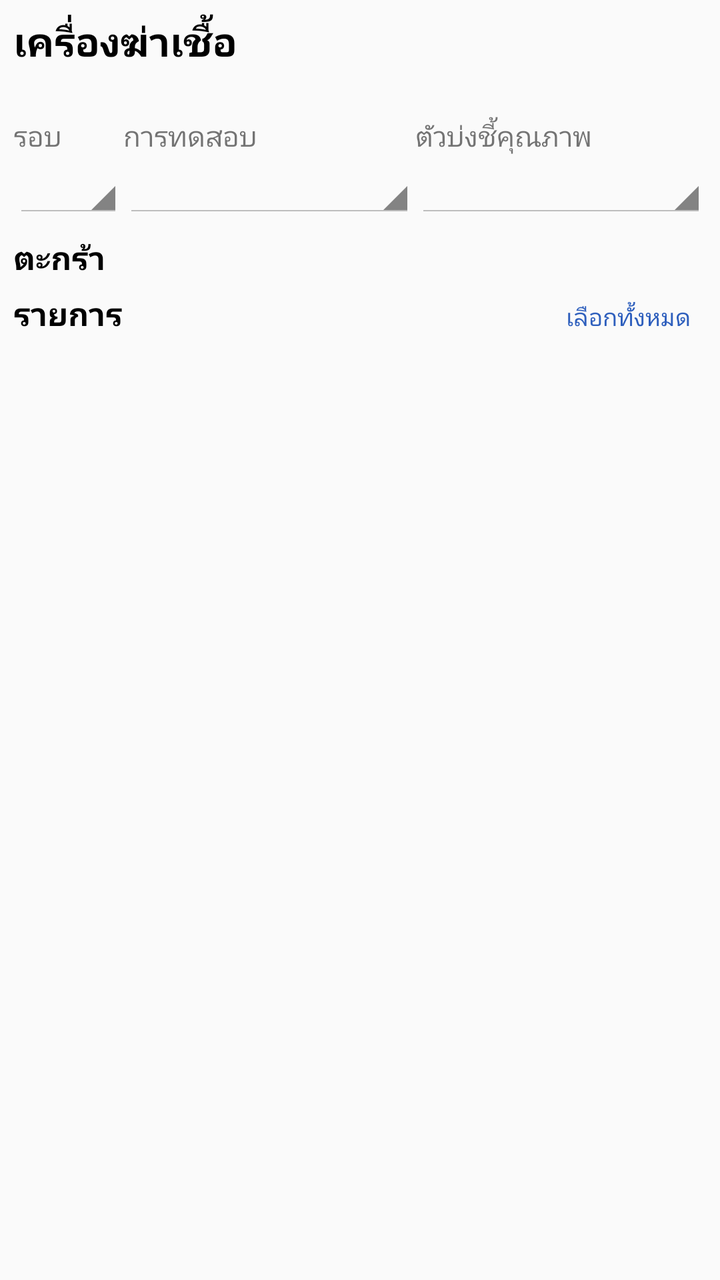
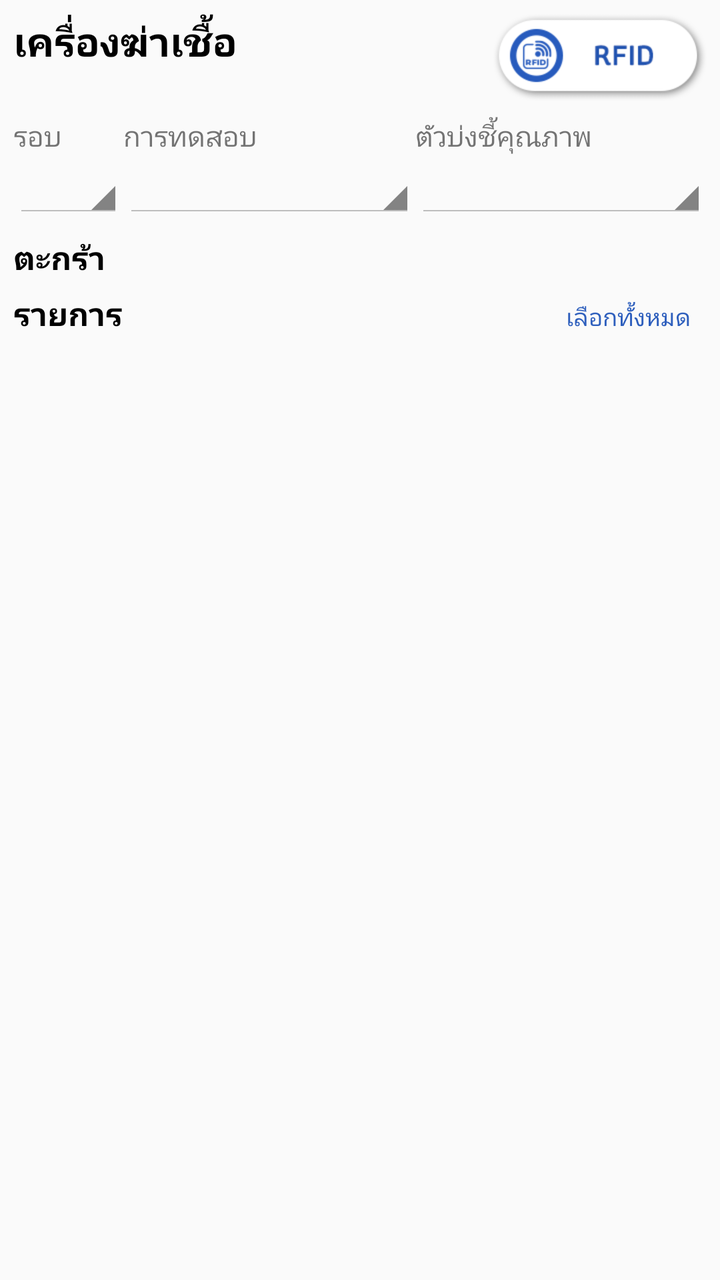

Two renders of the same Android screen: before a commit and after it. Below are the layout's source before the change and the commit's diff.
<!-- AndroidManifest.xml: activity theme Theme.AppCompat.Light.NoActionBar -->
<!-- res/layout/activity_sterile.xml -->
<?xml version="1.0" encoding="utf-8"?>
<RelativeLayout xmlns:android="http://schemas.android.com/apk/res/android"
    xmlns:app="http://schemas.android.com/apk/res-auto"
    xmlns:tools="http://schemas.android.com/tools"
    android:layout_width="match_parent"
    android:layout_height="match_parent"
    android:orientation="vertical"
    tools:context=".Menu_Sterile.SterileActivity">

    <LinearLayout
        android:layout_width="match_parent"
        android:layout_height="match_parent"
        android:orientation="vertical">

        <LinearLayout
            android:layout_width="match_parent"
            android:layout_height="match_parent"
            android:layout_margin="20px"
            android:layout_weight="1"
            android:orientation="vertical">

            <LinearLayout
                android:layout_width="match_parent"
                android:layout_height="wrap_content"
                android:orientation="vertical">

                <TextView
                    android:id="@+id/title_test"
                    android:layout_width="wrap_content"
                    android:layout_height="match_parent"
                    android:layout_weight="1"
                    android:gravity="center_vertical"
                    android:text="ทดสอบโปรแกรมฆ่าเชื้อ"
                    android:textColor="@color/black"
                    android:textSize="20sp"
                    android:textStyle="bold"
                    android:visibility="gone" />

                <TextView
                    android:id="@+id/title_1"
                    android:layout_width="wrap_content"
                    android:layout_height="match_parent"
                    android:layout_weight="1"
                    android:gravity="center_vertical"
                    android:text="เครื่องฆ่าเชื้อ"
                    android:textColor="@color/black"
                    android:textSize="20sp"
                    android:textStyle="bold" />

                <LinearLayout
                    android:layout_width="match_parent"
                    android:layout_height="match_parent"
                    android:layout_weight="1"
                    android:gravity="top"
                    android:orientation="horizontal">

                    <TextView
                        android:id="@+id/title_2"
                        android:layout_width="match_parent"
                        android:layout_height="match_parent"
                        android:layout_marginBottom="5dp"
                        android:layout_weight="1" />
                </LinearLayout>

                <LinearLayout
                    android:id="@+id/edit_doc_tab_1"
                    android:layout_width="match_parent"
                    android:layout_height="match_parent"
                    android:layout_weight="1"
                    android:gravity="top"
                    android:orientation="horizontal"
                    android:visibility="visible">

                    <LinearLayout
                        android:layout_width="wrap_content"
                        android:layout_height="match_parent"
                        android:layout_weight="0"
                        android:gravity="top"
                        android:orientation="vertical">

                        <TextView
                            android:id="@+id/textView8"
                            android:layout_width="wrap_content"
                            android:layout_height="wrap_content"
                            android:layout_weight="0"
                            android:gravity="bottom"
                            android:text="รอบ"
                            android:textAlignment="gravity" />

                        <Spinner
                            android:id="@+id/mac_round"
                            android:layout_width="55dp"
                            android:layout_height="wrap_content"
                            android:layout_weight="0"
                            android:dropDownWidth="match_parent"
                            android:gravity="top"
                            android:theme="@android:style/Theme.Holo.Light.Dialog" />

                    </LinearLayout>

                    <LinearLayout
                        android:layout_width="match_parent"
                        android:layout_height="match_parent"
                        android:layout_weight="1"
                        android:gravity="top"
                        android:orientation="vertical">

                        <TextView
                            android:id="@+id/textViewTest"
                            android:layout_width="wrap_content"
                            android:layout_height="wrap_content"
                            android:layout_weight="0"
                            android:gravity="top"
                            android:text="การทดสอบ" />


                        <Spinner
                            android:id="@+id/mac_pro_test"
                            android:layout_width="match_parent"
                            android:layout_height="wrap_content"
                            android:layout_weight="0"
                            android:dropDownWidth="match_parent"
                            android:gravity="top"
                            android:theme="@android:style/Theme.Holo.Light.DarkActionBar" />
                    </LinearLayout>

                    <LinearLayout
                        android:id="@+id/linear_mac_test_point"
                        android:layout_width="match_parent"
                        android:layout_height="match_parent"
                        android:layout_weight="1"
                        android:gravity="top"
                        android:orientation="vertical">

                        <TextView
                            android:id="@+id/textViewTestPoint"
                            android:layout_width="wrap_content"
                            android:layout_height="wrap_content"
                            android:layout_weight="0"
                            android:gravity="top"
                            android:text="ตัวบ่งชี้คุณภาพ" />

                        <Spinner
                            android:id="@+id/mac_test_point"
                            android:layout_width="match_parent"
                            android:layout_height="wrap_content"
                            android:layout_weight="0"
                            android:dropDownWidth="match_parent"
                            android:gravity="top"
                            android:theme="@android:style/Theme.Holo.Light.DarkActionBar" />

                    </LinearLayout>
                </LinearLayout>


            </LinearLayout>

            <LinearLayout
                android:id="@+id/tab_mac"
                android:layout_width="match_parent"
                android:layout_height="wrap_content"
                android:orientation="horizontal">

                <LinearLayout
                    android:layout_width="wrap_content"
                    android:layout_height="wrap_content"
                    android:orientation="vertical">

                    <LinearLayout
                        android:id="@+id/ll_mac"
                        android:layout_width="92dp"
                        android:layout_height="110dp"
                        android:layout_marginRight="4dp"
                        android:background="@drawable/rectangle_blue"
                        android:gravity="center_horizontal"
                        android:orientation="vertical"
                        android:padding="7dp"
                        android:visibility="gone">
                        >

                        <ImageView
                            android:id="@+id/mac_image"
                            android:layout_width="55dp"
                            android:layout_height="42dp"
                            android:layout_marginTop="7dp"
                            android:layout_marginBottom="6dp"
                            android:background="@drawable/ic_sterile_blue" />

                        <TextView
                            android:id="@+id/mac"
                            android:layout_width="match_parent"
                            android:layout_height="wrap_content"
                            android:layout_margin="2dp"
                            android:text="เครื่อง"
                            android:textAlignment="center"
                            android:textColor="@color/colorTitleGray"
                            android:textSize="10sp" />

                        <TextView
                            android:id="@+id/macname"
                            android:layout_width="match_parent"
                            android:layout_height="wrap_content"
                            android:layout_marginBottom="5dp"
                            android:text="H2O2-222"
                            android:textAlignment="center"
                            android:textColor="@color/white"
                            android:textStyle="bold" />
                    </LinearLayout>

                </LinearLayout>

                <androidx.recyclerview.widget.RecyclerView
                    android:id="@+id/list_mac"
                    android:layout_width="match_parent"
                    android:layout_height="wrap_content" />
            </LinearLayout>

            <Space
                android:layout_width="match_parent"
                android:layout_height="8dp" />

            <TextView
                android:id="@+id/textViewBasketH"
                android:layout_width="match_parent"
                android:layout_height="wrap_content"
                android:text="ตะกร้า"
                android:textColor="@color/black"
                android:textSize="16sp"
                android:textStyle="bold" />

            <LinearLayout
                android:id="@+id/tab_basket"
                android:layout_width="match_parent"
                android:layout_height="wrap_content"
                android:orientation="horizontal">

                <LinearLayout
                    android:id="@+id/rl_basket"
                    android:layout_width="wrap_content"
                    android:layout_height="wrap_content"
                    android:orientation="vertical"
                    android:visibility="gone">

                    <RelativeLayout
                        android:layout_width="wrap_content"
                        android:layout_height="wrap_content"
                        android:gravity="right"
                        android:orientation="vertical"
                        android:visibility="visible">

                        <LinearLayout
                            android:id="@+id/ll_basket"
                            android:layout_width="78dp"
                            android:layout_height="90dp"
                            android:layout_marginTop="6dp"
                            android:layout_marginEnd="6dp"
                            android:background="@drawable/rectangle_blue"
                            android:orientation="vertical">

                            <ImageView
                                android:id="@+id/image"
                                android:layout_width="25dp"
                                android:layout_height="25dp"
                                android:layout_margin="7dp"
                                android:background="@drawable/bi_basket_w" />

                            <Space
                                android:layout_width="match_parent"
                                android:layout_height="match_parent"
                                android:layout_weight="1" />

                            <TextView
                                android:id="@+id/basketname"
                                android:layout_width="match_parent"
                                android:layout_height="wrap_content"
                                android:layout_margin="7dp"
                                android:gravity="center"
                                android:minLines="2"
                                android:text="TextView"
                                android:textAlignment="center"
                                android:textColor="@color/white"
                                android:textSize="12sp"
                                android:textStyle="bold" />
                        </LinearLayout>

                        <TextView
                            android:id="@+id/text_qty"
                            android:layout_width="28dp"
                            android:layout_height="28dp"
                            android:layout_alignTop="@+id/ll_basket"
                            android:layout_alignEnd="@+id/ll_basket"
                            android:layout_marginTop="-6dp"
                            android:layout_marginEnd="-6dp"
                            android:background="@drawable/cycle_qty_basket"
                            android:gravity="center_horizontal|center_vertical"
                            android:text="0"
                            android:textColor="@color/black"
                            android:textSize="16sp" />

                    </RelativeLayout>
                </LinearLayout>

                <androidx.recyclerview.widget.RecyclerView
                    android:id="@+id/list_basket"
                    android:layout_width="match_parent"
                    android:layout_height="wrap_content" />
            </LinearLayout>

            <Space
                android:layout_width="match_parent"
                android:layout_height="2dp" />

            <LinearLayout
                android:id="@+id/tab_item"
                android:layout_width="match_parent"
                android:layout_height="wrap_content"
                android:orientation="horizontal">

                <TextView
                    android:id="@+id/textView10"
                    android:layout_width="wrap_content"
                    android:layout_height="wrap_content"
                    android:text="รายการ"
                    android:textColor="@color/black"
                    android:textSize="16sp"
                    android:textStyle="bold" />

                <Space
                    android:layout_width="match_parent"
                    android:layout_height="wrap_content"
                    android:layout_weight="1" />

                <TextView
                    android:id="@+id/bt_delete"
                    android:layout_width="wrap_content"
                    android:layout_height="wrap_content"
                    android:layout_weight="0"
                    android:gravity="center"
                    android:paddingLeft="12dp"
                    android:paddingTop="8dp"
                    android:paddingRight="10dp"
                    android:paddingBottom="8dp"
                    android:text="ลบรายการ"
                    android:textColor="@color/colorAccent"
                    android:textSize="12sp"
                    android:visibility="gone" />

                <TextView
                    android:id="@+id/bt_select"
                    android:layout_width="wrap_content"
                    android:layout_height="wrap_content"
                    android:layout_weight="0"
                    android:gravity="center"
                    android:paddingLeft="10dp"
                    android:paddingTop="8dp"
                    android:paddingRight="8dp"
                    android:paddingBottom="8dp"
                    android:text="เลือกทั้งหมด"
                    android:textColor="@color/colorTitleBlue"
                    android:textSize="12sp" />

            </LinearLayout>

            <Space
                android:layout_width="match_parent"
                android:layout_height="wrap_content" />

            <ListView
                android:id="@+id/list_item_basket"
                android:layout_width="match_parent"
                android:layout_height="match_parent" />
        </LinearLayout>

        <LinearLayout
            android:id="@+id/box_item_detail"
            android:layout_width="match_parent"
            android:layout_height="match_parent"
            android:layout_weight="0"
            android:animateLayoutChanges="true"
            android:background="@color/colorGray"
            android:orientation="vertical"
            android:paddingLeft="20dp"
            android:paddingTop="20dp"
            android:paddingRight="20dp"
            android:visibility="gone">

            <LinearLayout
                android:id="@+id/box_item_detail2"
                android:layout_width="match_parent"
                android:layout_height="match_parent"
                android:layout_marginBottom="20dp"
                android:layout_weight="1"
                android:background="@drawable/text_standard"
                android:gravity="right"
                android:orientation="vertical"
                android:padding="5dp">

                <LinearLayout
                    android:layout_width="match_parent"
                    android:layout_height="wrap_content"
                    android:orientation="horizontal">

                    <TextView
                        android:id="@+id/textView13"
                        android:layout_width="match_parent"
                        android:layout_height="wrap_content"
                        android:layout_marginLeft="10dp"
                        android:layout_weight="1"
                        android:text="รายละเอียดการสแกน" />

                    <TextView
                        android:id="@+id/scan_qty"
                        android:layout_width="wrap_content"
                        android:layout_height="wrap_content"
                        android:layout_marginLeft="10dp"
                        android:layout_weight="0"
                        android:text="" />

                </LinearLayout>

                <LinearLayout
                    android:layout_width="match_parent"
                    android:layout_height="wrap_content"
                    android:layout_marginBottom="5dp"
                    android:background="@drawable/text_standard"
                    android:orientation="vertical"
                    android:padding="10dp">

                    <LinearLayout
                        android:layout_width="match_parent"
                        android:layout_height="wrap_content"
                        android:orientation="horizontal">

                        <TextView
                            android:id="@+id/p_tv_ItemHName"
                            android:layout_width="wrap_content"
                            android:layout_height="wrap_content"
                            android:text="เครื่อง : "
                            android:textColor="@color/black"
                            android:textSize="16sp" />

                        <TextView
                            android:id="@+id/scan_macname"
                            android:layout_width="match_parent"
                            android:layout_height="wrap_content"
                            android:text="TextView"
                            android:textColor="@color/black"
                            android:textSize="16sp" />
                    </LinearLayout>

                    <LinearLayout
                        android:layout_width="match_parent"
                        android:layout_height="wrap_content"
                        android:orientation="horizontal">

                        <TextView
                            android:id="@+id/p_tv_ItemHUsagecode"
                            android:layout_width="wrap_content"
                            android:layout_height="wrap_content"
                            android:text="ตะกร้า : "
                            android:textColor="@color/black"
                            android:textSize="16sp" />

                        <TextView
                            android:id="@+id/scan_basketname"
                            android:layout_width="match_parent"
                            android:layout_height="wrap_content"
                            android:text="TextView"
                            android:textColor="@color/black"
                            android:textSize="16sp" />
                    </LinearLayout>

                </LinearLayout>

                <LinearLayout
                    android:layout_width="match_parent"
                    android:layout_height="wrap_content"
                    android:orientation="horizontal">

                    <TextView
                        android:layout_width="wrap_content"
                        android:layout_height="wrap_content"
                        android:text="รายการ" />

                    <Space
                        android:layout_width="wrap_content"
                        android:layout_height="wrap_content"
                        android:layout_weight="1" />

                    <TextView
                        android:layout_width="wrap_content"
                        android:layout_height="wrap_content"
                        android:text="สถานะ" />
                </LinearLayout>

                <ListView
                    android:id="@+id/lv_itemdetail"
                    android:layout_width="match_parent"
                    android:layout_height="match_parent"
                    android:layout_weight="1"
                    android:divider="@color/ic_launcher_background" />

                <LinearLayout
                    android:layout_width="match_parent"
                    android:layout_height="wrap_content"
                    android:layout_weight="0"
                    android:orientation="horizontal">

                    <Button
                        android:id="@+id/bt_add_colse"
                        android:layout_width="wrap_content"
                        android:layout_height="wrap_content"
                        android:layout_weight="1"
                        android:enabled="false"
                        android:text="เสร็จสิ้น" />
                </LinearLayout>
            </LinearLayout>

        </LinearLayout>
    </LinearLayout>

</RelativeLayout>
<!-- resources referenced by this layout -->
<resources>
  <color name="black">#FF000000</color>
  <color name="colorAccent">#D81B1B</color>
  <color name="colorGray">#66000000</color>
  <color name="colorTitleBlue">#2e5fbd</color>
  <color name="colorTitleGray">#999999</color>
  <color name="ic_launcher_background">#FFFFFF</color>
  <color name="white">#FFFFFFFF</color>
  <!-- drawable bi_basket_w: png bitmap (drawable, 1000 bytes) -->
  <!-- drawable cycle_qty_basket (drawable) -->
  <?xml version="1.0" encoding="UTF-8"?>
  <shape xmlns:android="http://schemas.android.com/apk/res/android"
  android:shape="oval">
  <solid
      android:color="#ffbb00"/>
  
  <size
      android:width="120dp"
      android:height="120dp"/>
  </shape>
  <!-- drawable ic_sterile_blue: png bitmap (drawable, 5674 bytes) -->
  <!-- drawable rectangle_blue (drawable) -->
  <?xml version="1.0" encoding="UTF-8"?>
  <shape xmlns:android="http://schemas.android.com/apk/res/android" android:id="@+id/listview_background_shape">
      <padding android:left="2dp"
          android:top="2dp"
          android:right="2dp"
          android:bottom="2dp" />
      <corners android:radius="5dp" />
      <solid android:color="#2e5fbd" />
  </shape>
  <!-- drawable text_standard (drawable) -->
  <?xml version="1.0" encoding="utf-8"?>
  <shape android:shape="rectangle" xmlns:android="http://schemas.android.com/apk/res/android">
      <stroke android:width="1dp" android:color="#5d5d5d" />
      <gradient
          android:startColor="#FFFFFF"
          android:endColor="#FFFFFF"
          android:centerColor="#FFFFFF"
          android:angle="270.0" />
  
      <corners android:bottomRightRadius="2dp"
          android:bottomLeftRadius="2dp"
          android:topLeftRadius="2dp"
          android:topRightRadius="2dp"/>
  </shape>
</resources>

<!-- the commit's change to res/layout/activity_sterile.xml (unified diff, before → after) -->
@@ -6,6 +6,19 @@
     android:layout_height="match_parent"
     android:orientation="vertical"
     tools:context=".Menu_Sterile.SterileActivity">
+
+    <ImageView
+        android:id="@+id/bt_rfid"
+        android:layout_width="120dp"
+        android:layout_height="50dp"
+        android:layout_alignParentTop="true"
+        android:layout_alignParentEnd="true"
+        android:layout_marginTop="4dp"
+        android:layout_marginEnd="4dp"
+        android:adjustViewBounds="true"
+        android:scaleType="fitEnd"
+        android:visibility="visible"
+        app:srcCompat="@drawable/bt_rfid" />
 
     <LinearLayout
         android:layout_width="match_parent"
<!-- resource entries referenced after the edit -->
@@ -8,6 +8,7 @@
   <color name="ic_launcher_background">#FFFFFF</color>
   <color name="white">#FFFFFFFF</color>
   <!-- drawable bi_basket_w: png bitmap (drawable, 1000 bytes) -->
+  <!-- drawable bt_rfid: png bitmap (drawable, 10875 bytes) -->
   <!-- drawable cycle_qty_basket (drawable) -->
   <?xml version="1.0" encoding="UTF-8"?>
   <shape xmlns:android="http://schemas.android.com/apk/res/android"
